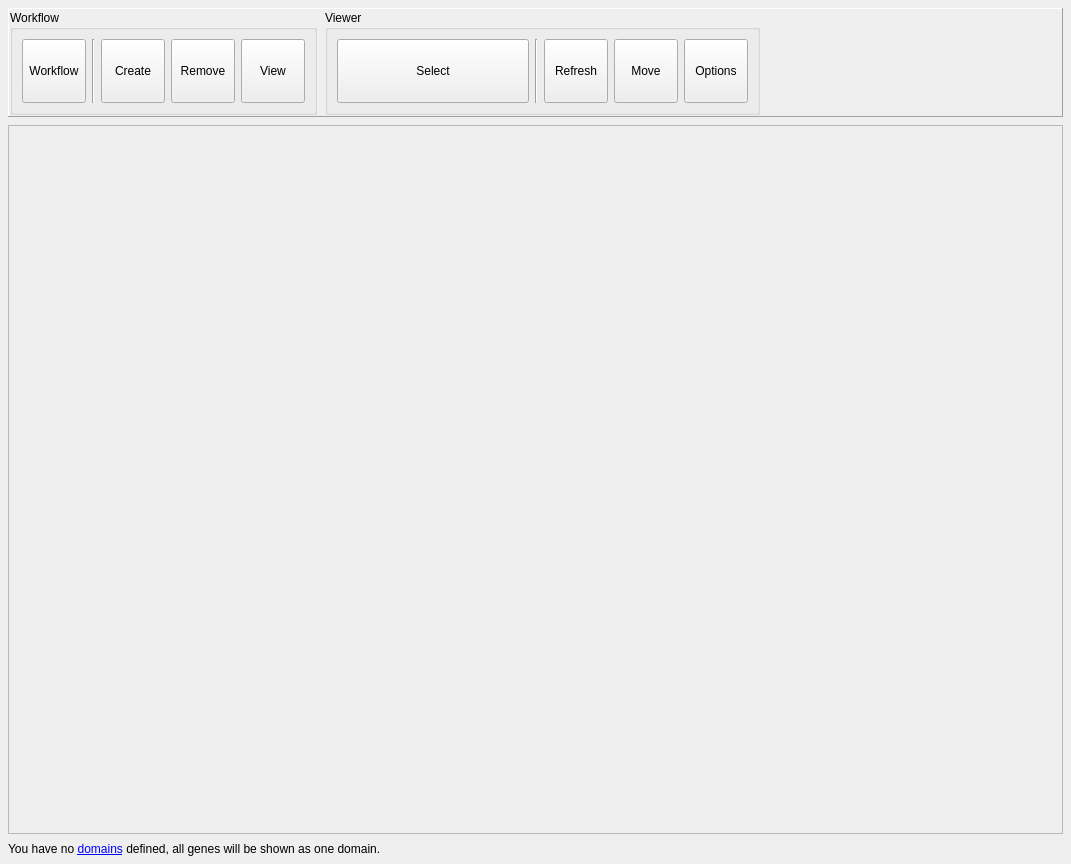
Above: groot/frontends/gui/forms/designer/frm_lego_designer.ui from JMcInerneyLab/groot before the change. Below: the same form after it.
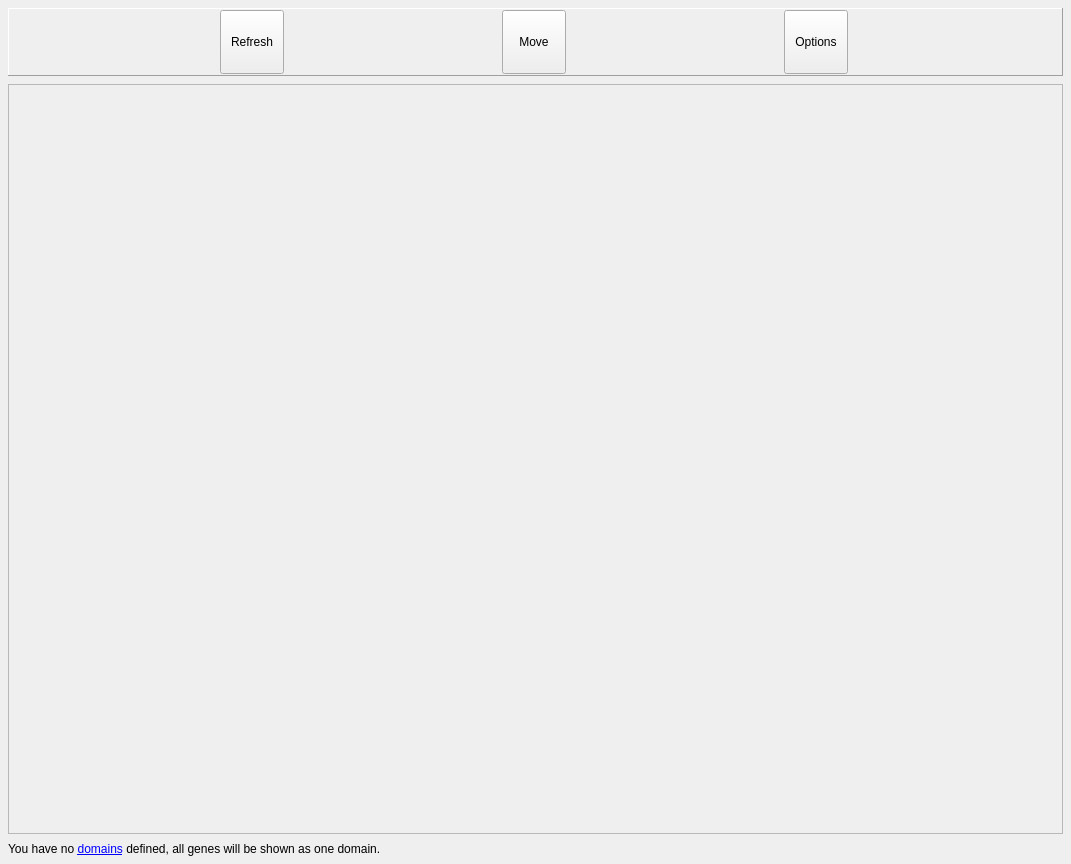
That is the form after the change. Icons and pictures are not drawn.

```diff
--- a/groot/frontends/gui/forms/designer/frm_lego_designer.ui
+++ b/groot/frontends/gui/forms/designer/frm_lego_designer.ui
@@ -54,201 +54,6 @@
        <number>1</number>
       </property>
       <item>
-       <widget class="QGroupBox" name="GRP_WORKFLOW">
-        <property name="title">
-         <string>Workflow</string>
-        </property>
-        <layout class="QHBoxLayout" name="horizontalLayout">
-         <item>
-          <widget class="QToolButton" name="BTN_WORKFLOW">
-           <property name="minimumSize">
-            <size>
-             <width>64</width>
-             <height>64</height>
-            </size>
-           </property>
-           <property name="maximumSize">
-            <size>
-             <width>64</width>
-             <height>64</height>
-            </size>
-           </property>
-           <property name="text">
-            <string>Workflow</string>
-           </property>
-           <property name="icon">
-            <iconset resource="../../../../../../intermake/intermake/hosts/frontends/gui_qt/designer/resource_files/resources.qrc">
-             <normaloff>:/intermake/dropdown.svg</normaloff>:/intermake/dropdown.svg</iconset>
-           </property>
-           <property name="iconSize">
-            <size>
-             <width>32</width>
-             <height>32</height>
-            </size>
-           </property>
-           <property name="toolButtonStyle">
-            <enum>Qt::ToolButtonTextUnderIcon</enum>
-           </property>
-          </widget>
-         </item>
-         <item>
-          <widget class="Line" name="line_3">
-           <property name="orientation">
-            <enum>Qt::Vertical</enum>
-           </property>
-          </widget>
-         </item>
-         <item>
-          <widget class="QToolButton" name="BTN_CREATE">
-           <property name="minimumSize">
-            <size>
-             <width>64</width>
-             <height>64</height>
-            </size>
-           </property>
-           <property name="maximumSize">
-            <size>
-             <width>64</width>
-             <height>64</height>
-            </size>
-           </property>
-           <property name="text">
-            <string>Create</string>
-           </property>
-           <property name="icon">
-            <iconset resource="../resources/resources.qrc">
-             <normaloff>:/groot/create.svg</normaloff>:/groot/create.svg</iconset>
-           </property>
-           <property name="iconSize">
-            <size>
-             <width>32</width>
-             <height>32</height>
-            </size>
-           </property>
-           <property name="toolButtonStyle">
-            <enum>Qt::ToolButtonTextUnderIcon</enum>
-           </property>
-          </widget>
-         </item>
-         <item>
-          <widget class="QToolButton" name="BTN_REMOVE">
-           <property name="minimumSize">
-            <size>
-             <width>64</width>
-             <height>64</height>
-            </size>
-           </property>
-           <property name="maximumSize">
-            <size>
-             <width>64</width>
-             <height>64</height>
-            </size>
-           </property>
-           <property name="text">
-            <string>Remove</string>
-           </property>
-           <property name="icon">
-            <iconset resource="../resources/resources.qrc">
-             <normaloff>:/groot/remove.svg</normaloff>:/groot/remove.svg</iconset>
-           </property>
-           <property name="iconSize">
-            <size>
-             <width>32</width>
-             <height>32</height>
-            </size>
-           </property>
-           <property name="toolButtonStyle">
-            <enum>Qt::ToolButtonTextUnderIcon</enum>
-           </property>
-          </widget>
-         </item>
-         <item>
-          <widget class="QToolButton" name="BTN_VIEW">
-           <property name="minimumSize">
-            <size>
-             <width>64</width>
-             <height>64</height>
-            </size>
-           </property>
-           <property name="maximumSize">
-            <size>
-             <width>64</width>
-             <height>64</height>
-            </size>
-           </property>
-           <property name="text">
-            <string>View</string>
-           </property>
-           <property name="icon">
-            <iconset resource="../resources/resources.qrc">
-             <normaloff>:/groot/view.svg</normaloff>:/groot/view.svg</iconset>
-           </property>
-           <property name="iconSize">
-            <size>
-             <width>32</width>
-             <height>32</height>
-            </size>
-           </property>
-           <property name="toolButtonStyle">
-            <enum>Qt::ToolButtonTextUnderIcon</enum>
-           </property>
-          </widget>
-         </item>
-        </layout>
-       </widget>
-      </item>
-      <item>
-       <widget class="QGroupBox" name="groupBox_2">
-        <property name="title">
-         <string>Viewer</string>
-        </property>
-        <layout class="QHBoxLayout" name="horizontalLayout_2">
-         <item>
-          <widget class="QToolButton" name="BTN_CHANGE_SELECTION">
-           <property name="minimumSize">
-            <size>
-             <width>192</width>
-             <height>64</height>
-            </size>
-           </property>
-           <property name="maximumSize">
-            <size>
-             <width>192</width>
-             <height>64</height>
-            </size>
-           </property>
-           <property name="toolTip">
-            <string>&lt;html&gt;&lt;head/&gt;&lt;body&gt;&lt;p&gt;Switch to edge edit mode.&lt;/p&gt;&lt;/body&gt;&lt;/html&gt;</string>
-           </property>
-           <property name="statusTip">
-            <string>Remove edge</string>
-           </property>
-           <property name="text">
-            <string>Select</string>
-           </property>
-           <property name="icon">
-            <iconset resource="../resources/resources.qrc">
-             <normaloff>:/groot/check.svg</normaloff>:/groot/check.svg</iconset>
-           </property>
-           <property name="iconSize">
-            <size>
-             <width>32</width>
-             <height>32</height>
-            </size>
-           </property>
-           <property name="toolButtonStyle">
-            <enum>Qt::ToolButtonTextBesideIcon</enum>
-           </property>
-          </widget>
-         </item>
-         <item>
-          <widget class="Line" name="line_2">
-           <property name="orientation">
-            <enum>Qt::Vertical</enum>
-           </property>
-          </widget>
-         </item>
-         <item>
           <widget class="QToolButton" name="BTN_REFRESH">
            <property name="minimumSize">
             <size>
@@ -354,22 +159,6 @@
        </widget>
       </item>
       <item>
-       <spacer name="horizontalSpacer">
-        <property name="orientation">
-         <enum>Qt::Horizontal</enum>
-        </property>
-        <property name="sizeHint" stdset="0">
-         <size>
-          <width>40</width>
-          <height>20</height>
-         </size>
-        </property>
-       </spacer>
-      </item>
-     </layout>
-    </widget>
-   </item>
-   <item>
     <widget class="QFrame" name="FRA_MAIN">
      <property name="sizePolicy">
       <sizepolicy hsizetype="Expanding" vsizetype="Expanding">
```
Left out of the diff: 4 changed lines with no effect on the pictures. Lines whose indentation alone changed are shown as unchanged.
